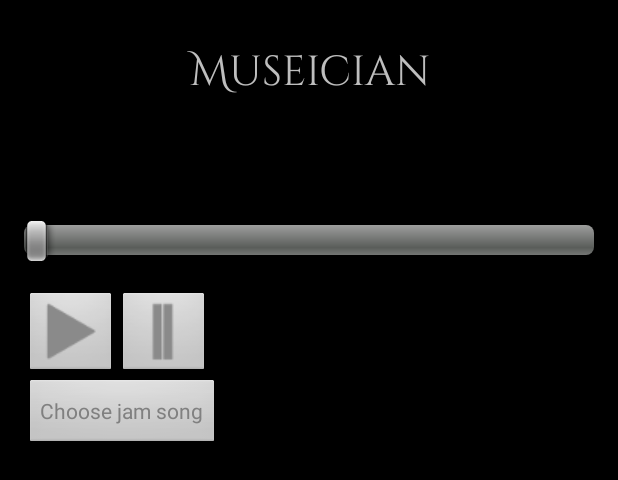
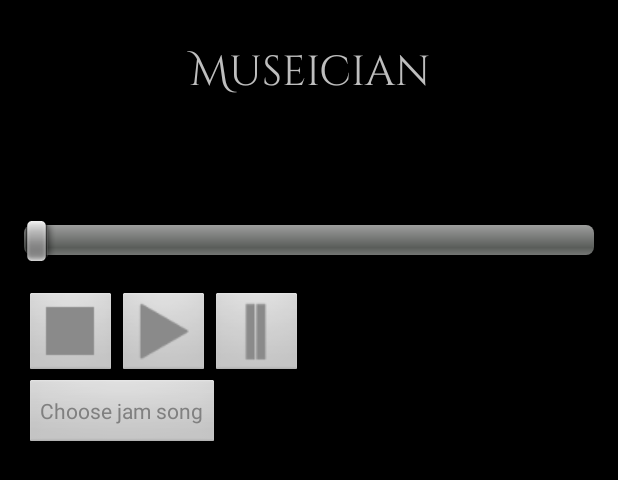
Before and after one commit to skytreader/museician, an Android app: the layout activity_countdown_play.xml on its own in the app's theme, with its tools: preview values and no code run, on a phone screen of 412 x 824 dp. Shown: the top 480 px of the screen. Run offline under Robolectric (Android 15) with nearby library versions, the phone set to English and light mode, and no system bars.

Commit message:
Stop button now "working".
But there is a horrible bug where tapping play after the song is stopped, and
the song will not play again!

```diff
--- a/app/src/main/res/layout/activity_countdown_play.xml
+++ b/app/src/main/res/layout/activity_countdown_play.xml
@@ -34,6 +34,16 @@
         android:layout_below="@+id/nowPlaying"
         android:layout_width="wrap_content"
         android:layout_height="wrap_content">
+
+        <ImageButton
+            android:id="@+id/stopBtn"
+            android:layout_width="wrap_content"
+            android:layout_height="wrap_content"
+            android:scaleType="fitCenter"
+            android:adjustViewBounds="true"
+            android:src="@drawable/stop"
+            android:onClick="pressStop"/>
+
         <ImageButton
             android:id="@+id/playBtn"
             android:layout_width="wrap_content"
```
Also changed, not shown: app/src/main/java/net/skytreader/museician/activities/CountdownPlayActivity.java (+8 -1 lines).
